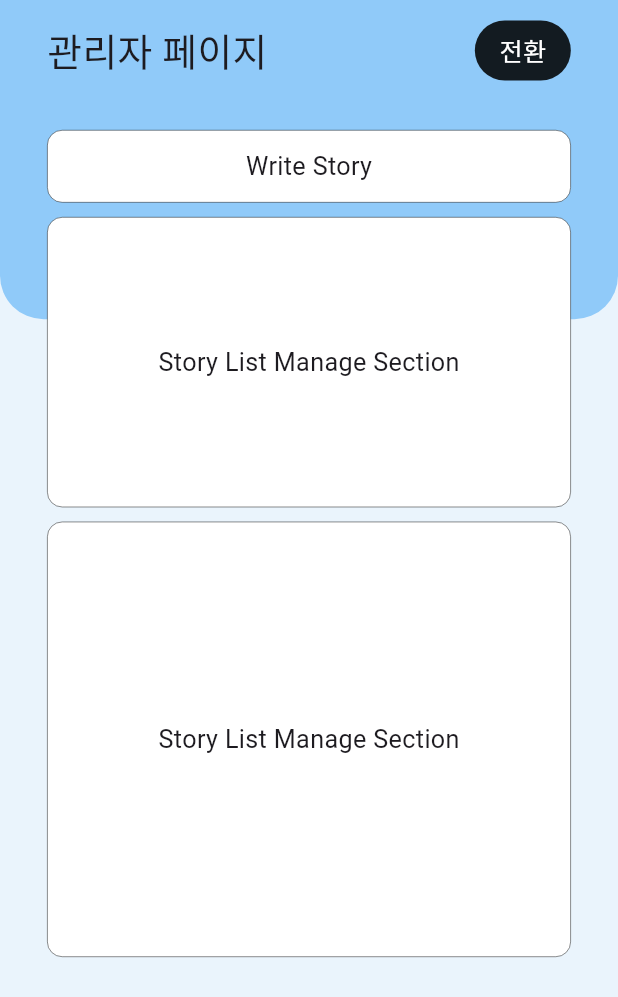
After one commit to jeonmmingu/EngStory, a Flutter app: the AdminView screen opened by its route, on a phone screen of 412 x 824 dp. The commit adds this screen. Shown: the top 997 px of the screen. Run offline on Flutter 3.47's test engine with Material 3 defaults, Android fonts, the phone set to English and light mode, and no system bars; our stand-ins replace cloud_firestore, device_info_plus, firebase_core, flutter_screenutil, go_router, hive and 2 more; accounts and stored records are empty; generated files the repository leaves out were written again; Roboto replaces fonts that are missing (SejongGeulggot).

Commit message:
feat: DeviceInfoManager 생성 및 Router AdminView 리디렉트 기능 추가
DeviceInfoManager 클래스를 생성하고, AdminView를 간단하게 추가 (기능 구현 없음).

```diff
--- a/lib/main.dart
+++ b/lib/main.dart
@@ -2,6 +2,7 @@ import 'package:eng_story/app.dart';
 import 'package:eng_story/models/cache/cached_story.dart';
 import 'package:eng_story/models/cache/cached_story_script.dart';
 import 'package:eng_story/providers/app_providers.dart';
+import 'package:eng_story/services/local/device_info_manager.dart';
 import 'package:eng_story/services/remote/firebase_options.dart';
 import 'package:firebase_core/firebase_core.dart';
 import 'package:flutter/material.dart';
@@ -10,7 +11,7 @@ import 'package:provider/provider.dart';
 
 void main() async {
   WidgetsFlutterBinding.ensureInitialized();
-
+  await DeviceInfoManager().getDeviceId(); // admin 인지 확인하기 위한 코드
   await initializeApp();
 
   runApp(
--- a/lib/router/router.dart
+++ b/lib/router/router.dart
@@ -1,8 +1,15 @@
+import 'package:eng_story/services/local/device_info_manager.dart';
+import 'package:eng_story/views/admin_view.dart';
 import 'package:eng_story/views/home_view.dart';
 import 'package:eng_story/views/story_view.dart';
 import 'package:go_router/go_router.dart';
 
 final GoRouter router = GoRouter(
+  initialLocation: '/', // 기본 경로 (redirect에서 변경됨)
+  redirect: (context, state) {
+    final bool isAdmin = DeviceInfoManager().isAdmin();
+    return isAdmin ? '/adminView' : '/';
+  },
   routes: [
     GoRoute(
       path: '/',
@@ -10,11 +17,16 @@ final GoRouter router = GoRouter(
       builder: (context, state) => const HomeView(),
       routes: [
         GoRoute(
-          path: '/storyView',
+          path: 'storyView', // '/' 제거 (중첩 라우트에서는 상대 경로)
           name: 'storyView',
           builder: (context, state) => const StoryView(),
-        )
+        ),
       ],
+    ),
+    GoRoute(
+      path: '/adminView',
+      name: 'adminView',
+      builder: (context, state) => const AdminView(),
     ),
   ],
 );
--- /dev/null
+++ b/lib/services/local/device_info_manager.dart
@@ -0,0 +1,27 @@
+import 'dart:io';
+
+import 'package:device_info_plus/device_info_plus.dart';
+
+class DeviceInfoManager {
+  static final DeviceInfoManager _instance = DeviceInfoManager._internal();
+  factory DeviceInfoManager() => _instance;
+
+  DeviceInfoManager._internal();
+
+  String? deviceId;
+
+  Future<void> getDeviceId() async {
+    final deviceInfo = DeviceInfoPlugin();
+    if (Platform.isAndroid) {
+      final androidInfo = await deviceInfo.androidInfo;
+      deviceId = androidInfo.id; // ANDROID_ID (변경될 가능성이 적음)
+    } else if (Platform.isIOS) {
+      final iosInfo = await deviceInfo.iosInfo;
+      deviceId = iosInfo.identifierForVendor; // iOS 기기 식별 ID
+    }
+  }
+
+  bool isAdmin() {
+    return deviceId == "FC2818C2-34C6-4962-92F1-256B74193C16";
+  }
+}
--- /dev/null
+++ b/lib/views/admin_view.dart
@@ -0,0 +1,165 @@
+import 'package:eng_story/core/utils/colors.dart';
+import 'package:eng_story/core/utils/fonts.dart';
+import 'package:flutter/material.dart';
+import 'package:flutter/services.dart';
+import 'package:flutter_screenutil/flutter_screenutil.dart';
+
+class AdminView extends StatelessWidget {
+  const AdminView({super.key});
+
+  @override
+  Widget build(BuildContext context) {
+    return Scaffold(
+      body: Stack(
+        children: [
+          // 배경
+          Container(
+            width: double.infinity,
+            height: double.infinity, // 배경 높이 조절
+            alignment: Alignment.topCenter,
+            decoration: const BoxDecoration(color: AppColors.background),
+            child: Container(
+              height: 220.h,
+              width: double.infinity,
+              alignment: Alignment.topCenter,
+              decoration: BoxDecoration(
+                color: Colors.blue[200],
+                borderRadius: BorderRadius.only(
+                  bottomLeft: Radius.circular(30.r),
+                  bottomRight: Radius.circular(30.r),
+                ),
+              ),
+            ),
+          ),
+          Positioned(
+            top: 10.h, // 배경과 살짝 겹치게 배치
+            left: 0,
+            right: 0,
+            child: SafeArea(
+              child: Column(
+                mainAxisAlignment: MainAxisAlignment.start,
+                crossAxisAlignment: CrossAxisAlignment.start,
+                children: [
+                  // Header
+                  _header(context),
+
+                  // Write Story Button
+                  _writeStoryButton(context),
+
+                  // story list button
+                  _storyListButton(context),
+
+                  // story list summation UI
+                  _storyListSummationUI(context),
+                ],
+              ),
+            ),
+          ),
+        ],
+      ),
+    );
+  }
+
+  Widget _header(BuildContext context) {
+    return Padding(
+      padding: EdgeInsets.only(left: 30.w, right: 30.w),
+      child: Row(
+        crossAxisAlignment: CrossAxisAlignment.center,
+        children: [
+          Text(
+            "관리자 페이지",
+            style: AppTextStyles.SejongGeulggot_24_regular,
+          ),
+          const Spacer(),
+          TextButton(
+            onPressed: () {
+              HapticFeedback.heavyImpact();
+              debugPrint("유저 모드 전환 버튼 탭");
+            },
+            style: ButtonStyle(
+              backgroundColor: MaterialStateProperty.all(Colors.black87),
+            ),
+            child: Text(
+              "전환",
+              style: AppTextStyles.SejongGeulggot_16_regular.copyWith(
+                color: Colors.white,
+              ),
+            ),
+          )
+        ],
+      ),
+    );
+  }
+
+  Widget _writeStoryButton(BuildContext context) {
+    return Container(
+      width: double.infinity,
+      height: 50.h,
+      margin: EdgeInsets.only(
+        top: 30.h,
+        left: 30.w,
+        right: 30.w,
+      ),
+      decoration: BoxDecoration(
+        color: Colors.white,
+        borderRadius: BorderRadius.circular(10),
+        border: Border.all(color: Colors.black, width: 0.3),
+      ),
+      child: Center(
+        child: Text(
+          "Write Story",
+          style: AppTextStyles.SejongGeulggot_16_regular,
+        ),
+      ),
+    );
+  }
+
+  Widget _storyListButton(BuildContext context) {
+    return Container(
+      width: double.infinity,
+      height: 200.h,
+      margin: EdgeInsets.only(
+        top: 10.h,
+        left: 30.w,
+        right: 30.w,
+      ),
+      decoration: BoxDecoration(
+        color: Colors.white,
+        borderRadius: BorderRadius.circular(10),
+        border: Border.all(color: Colors.black, width: 0.3),
+      ),
+      child: Center(
+        child: Text(
+          "Story List Manage Section",
+          style: AppTextStyles.SejongGeulggot_16_regular,
+        ),
+      ),
+    );
+  }
+
+  Widget _storyListSummationUI(BuildContext context) {
+    return Container(
+      width: double.infinity,
+      height: 300.h,
+      margin: EdgeInsets.only(
+        top: 10.h,
+        left: 30.w,
+        right: 30.w,
+      ),
+      decoration: BoxDecoration(
+        color: Colors.white,
+        borderRadius: BorderRadius.circular(10),
+        border: Border.all(
+          color: Colors.black,
+          width: 0.3,
+        ),
+      ),
+      child: Center(
+        child: Text(
+          "Story List Manage Section",
+          style: AppTextStyles.SejongGeulggot_16_regular,
+        ),
+      ),
+    );
+  }
+}
--- a/pubspec.yaml
+++ b/pubspec.yaml
@@ -20,6 +20,7 @@ dependencies:
   lottie: ^3.1.3
   hive: ^2.2.3
   hive_flutter: ^1.1.0
+  device_info_plus: ^10.1.2
   # firebase_storage: ^12.2.0
 
 dev_dependencies:
```
Also changed, not shown: pubspec.lock, 3 other files.
